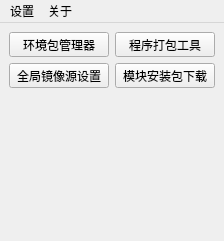
First picture: the form in source/awespykit/ui/main_entrance.ui, repository hrpzcf/AwesomePyKit, before the edit.
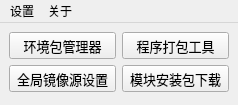
Second picture: the form after the edit.

Commit message: 程序启动界面图标大小改为 48px

```diff
--- a/source/awespykit/ui/main_entrance.ui
+++ b/source/awespykit/ui/main_entrance.ui
@@ -6,8 +6,8 @@
    <rect>
     <x>0</x>
     <y>0</y>
-    <width>224</width>
-    <height>241</height>
+    <width>238</width>
+    <height>105</height>
    </rect>
   </property>
   <property name="font">
@@ -31,6 +31,12 @@
           <verstretch>0</verstretch>
          </sizepolicy>
         </property>
+        <property name="font">
+         <font>
+          <family>Microsoft YaHei UI</family>
+          <pointsize>10</pointsize>
+         </font>
+        </property>
         <property name="toolTip">
          <string>管理不同 Python 环境中的第三方包/库/模块</string>
         </property>
@@ -39,8 +45,8 @@
         </property>
         <property name="iconSize">
          <size>
-          <width>64</width>
-          <height>64</height>
+          <width>48</width>
+          <height>48</height>
          </size>
         </property>
         <property name="toolButtonStyle">
@@ -56,6 +62,12 @@
           <verstretch>0</verstretch>
          </sizepolicy>
         </property>
+        <property name="font">
+         <font>
+          <family>Microsoft YaHei UI</family>
+          <pointsize>10</pointsize>
+         </font>
+        </property>
         <property name="toolTip">
          <string>使用 Pyinstaller 将 Python 程序打包成 exe 文件</string>
         </property>
@@ -64,8 +76,8 @@
         </property>
         <property name="iconSize">
          <size>
-          <width>64</width>
-          <height>64</height>
+          <width>48</width>
+          <height>48</height>
          </size>
         </property>
         <property name="toolButtonStyle">
@@ -81,6 +93,12 @@
           <verstretch>0</verstretch>
          </sizepolicy>
         </property>
+        <property name="font">
+         <font>
+          <family>Microsoft YaHei UI</family>
+          <pointsize>10</pointsize>
+         </font>
+        </property>
         <property name="toolTip">
          <string>设置不同的镜像源为 pip 全局索引源，加快 pip 下载速度</string>
         </property>
@@ -89,8 +107,8 @@
         </property>
         <property name="iconSize">
          <size>
-          <width>64</width>
-          <height>64</height>
+          <width>48</width>
+          <height>48</height>
          </size>
         </property>
         <property name="toolButtonStyle">
@@ -106,6 +124,12 @@
           <verstretch>0</verstretch>
          </sizepolicy>
         </property>
+        <property name="font">
+         <font>
+          <family>Microsoft YaHei UI</family>
+          <pointsize>10</pointsize>
+         </font>
+        </property>
         <property name="toolTip">
          <string>可用于下载 Python 各种第三方包/库/模块的离线安装包，可批量下载</string>
         </property>
@@ -114,8 +138,8 @@
         </property>
         <property name="iconSize">
          <size>
-          <width>64</width>
-          <height>64</height>
+          <width>48</width>
+          <height>48</height>
          </size>
         </property>
         <property name="toolButtonStyle">
@@ -145,7 +169,7 @@
     <rect>
      <x>0</x>
      <y>0</y>
-     <width>224</width>
+     <width>238</width>
      <height>23</height>
     </rect>
    </property>
```
The commit also changes 1 other file.
